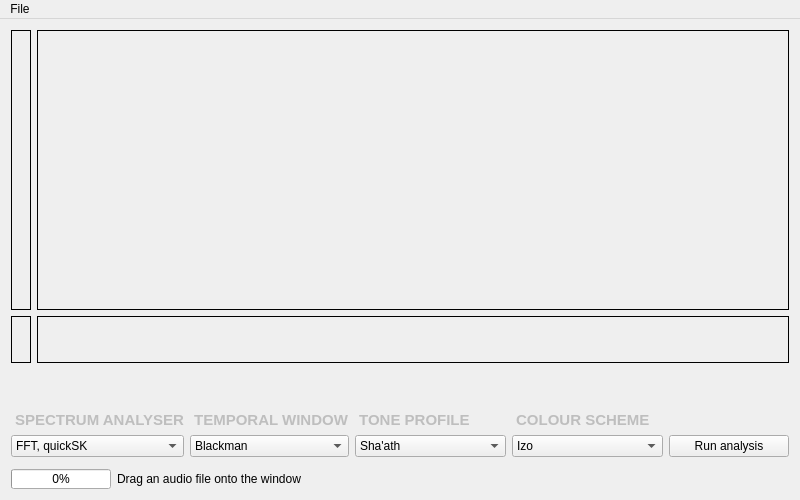
Qt form detailwindow.ui (ibsh/is_KeyFinder) before a commit.
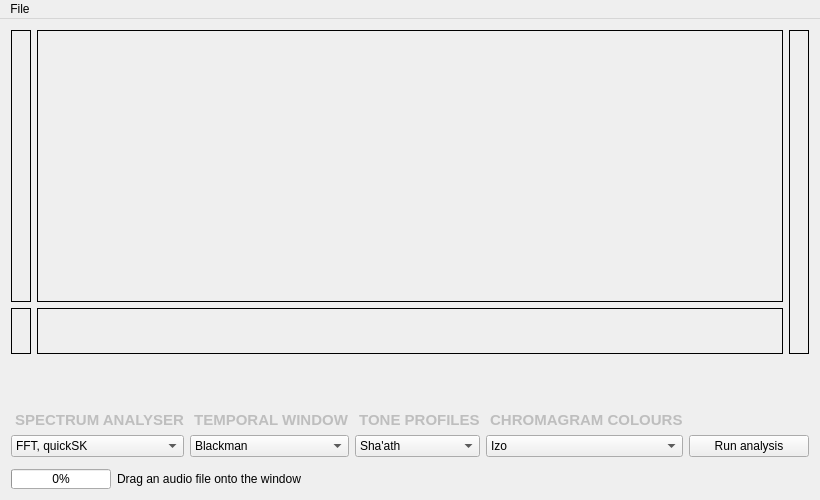
The same form after that commit.

The edit to the form file:
```diff
--- a/detailwindow.ui
+++ b/detailwindow.ui
@@ -28,10 +28,10 @@
   <widget class="QWidget" name="centralWidget">
    <layout class="QVBoxLayout" name="verticalLayout">
     <item>
-     <layout class="QVBoxLayout" name="verticalLayout_Main" stretch="6,1,1,0,0">
+     <layout class="QVBoxLayout" name="verticalLayout_Main" stretch="0,0,0">
       <item>
-       <layout class="QHBoxLayout" name="horizontalLayout_bigChromagram">
-        <item>
+       <layout class="QGridLayout" name="gridLayout_Visualisation" rowstretch="6,1,1">
+        <item row="0" column="0">
          <widget class="QLabel" name="pianoKeysLabel">
           <property name="minimumSize">
            <size>
@@ -65,7 +65,7 @@
           </property>
          </widget>
         </item>
-        <item>
+        <item row="0" column="1">
          <widget class="QLabel" name="chromagramLabel">
           <property name="minimumSize">
            <size>
@@ -87,11 +87,7 @@
           </property>
          </widget>
         </item>
-       </layout>
-      </item>
-      <item>
-       <layout class="QHBoxLayout" name="horizontalLayout_miniChromagram">
-        <item>
+        <item row="1" column="0">
          <widget class="QLabel" name="miniPianoKeysLabel">
           <property name="minimumSize">
            <size>
@@ -125,7 +121,7 @@
           </property>
          </widget>
         </item>
-        <item>
+        <item row="1" column="1">
          <widget class="QLabel" name="miniChromagramLabel">
           <property name="minimumSize">
            <size>
@@ -147,27 +143,36 @@
           </property>
          </widget>
         </item>
-       </layout>
-      </item>
-      <item>
-       <layout class="QHBoxLayout" name="horizontalLayout_keyLabels">
-        <property name="spacing">
-         <number>0</number>
-        </property>
-        <item>
-         <widget class="QLabel" name="spacerLabel">
+        <item row="2" column="1">
+         <layout class="QHBoxLayout" name="horizontalLayout_keyLabels">
+          <property name="spacing">
+           <number>0</number>
+          </property>
+         </layout>
+        </item>
+        <item row="0" column="2" rowspan="2">
+         <widget class="QLabel" name="colourScaleLabel">
           <property name="minimumSize">
            <size>
-            <width>26</width>
-            <height>20</height>
+            <width>20</width>
+            <height>74</height>
            </size>
           </property>
           <property name="maximumSize">
            <size>
-            <width>26</width>
-            <height>30</height>
+            <width>20</width>
+            <height>16777215</height>
            </size>
           </property>
+          <property name="frameShape">
+           <enum>QFrame::Box</enum>
+          </property>
+          <property name="lineWidth">
+           <number>1</number>
+          </property>
+          <property name="midLineWidth">
+           <number>0</number>
+          </property>
           <property name="text">
            <string/>
           </property>
@@ -239,7 +244,7 @@
            </font>
           </property>
           <property name="text">
-           <string> TONE PROFILE</string>
+           <string> TONE PROFILES</string>
           </property>
           <property name="textFormat">
            <enum>Qt::PlainText</enum>
@@ -259,7 +264,7 @@
            </font>
           </property>
           <property name="text">
-           <string> COLOUR SCHEME</string>
+           <string> CHROMAGRAM COLOURS</string>
           </property>
           <property name="textFormat">
            <enum>Qt::PlainText</enum>
```
Left out of the diff: 20 changed lines with no effect on the pictures.
